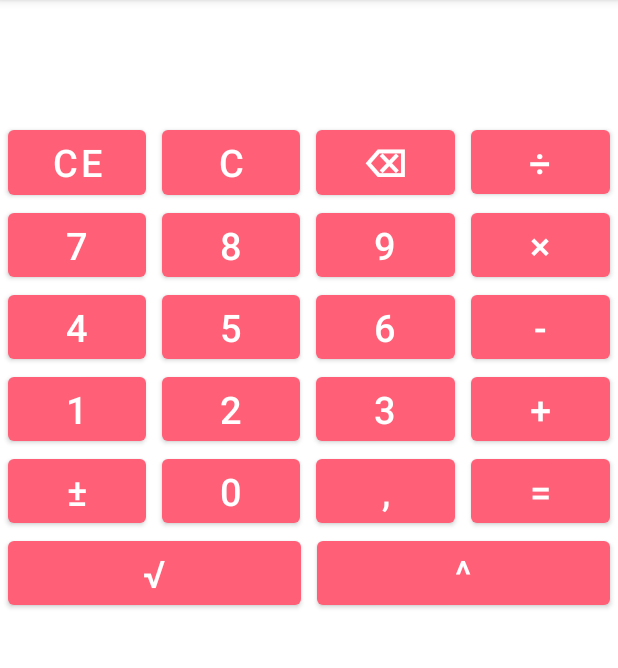
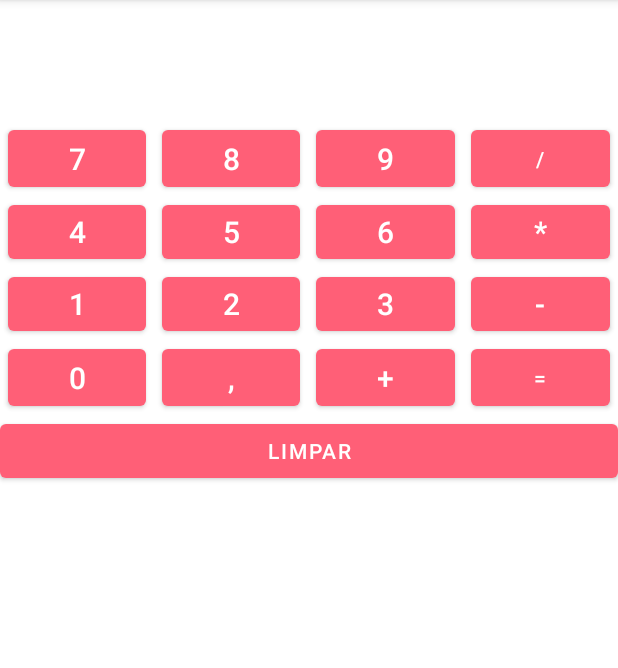
Before and after one commit to IngridCoutoVaz/Calculadora-PDM-2021-1, an Android app: the screen it shows after launch (MainActivity), on a phone screen of 412 x 824 dp, the part 84-752 px from its top. Run offline under Robolectric (Android 15) with nearby library versions, the phone set to English and light mode, and no system bars.

Commit message:
Alterações finais

```diff
--- a/app/src/main/AndroidManifest.xml
+++ b/app/src/main/AndroidManifest.xml
@@ -1,6 +1,6 @@
 <?xml version="1.0" encoding="utf-8"?>
 <manifest xmlns:android="http://schemas.android.com/apk/res/android"
-    package="com.example.calculadorapdm20202">
+    package="com.example.calculadorapdm20211">
 
     <application
         android:allowBackup="true"
@@ -10,7 +10,7 @@
         android:supportsRtl="true"
         android:theme="@style/Theme.CalculadoraPDM20202">
         <activity
-            android:name=".SettingsActivity"
+            android:name="com.example.calculadorapdm20211.SettingsActivity"
             android:parentActivityName=".MainActivity">
             <meta-data
                 android:name="android.support.PARENT_ACTIVITY"
--- a/app/src/main/java/com/example/calculadorapdm20202/MainActivity.java
+++ b/app/src/main/java/com/example/calculadorapdm20211/MainActivity.java
@@ -1,4 +1,4 @@
-package com.example.calculadorapdm20202;
+package com.example.calculadorapdm20211;
 
 import android.content.Intent;
 import android.os.Bundle;
--- a/app/src/main/java/com/example/calculadorapdm20202/Settings.kt
+++ b/app/src/main/java/com/example/calculadorapdm20211/Settings.kt
@@ -1,4 +1,4 @@
-package com.example.calculadorapdm20202
+package com.example.calculadorapdm20211
 
 import android.os.Parcelable
 import kotlinx.android.parcel.Parcelize
--- a/app/src/main/java/com/example/calculadorapdm20202/SettingsActivity.kt
+++ b/app/src/main/java/com/example/calculadorapdm20211/SettingsActivity.kt
@@ -1,4 +1,4 @@
-package com.example.calculadorapdm20202
+package com.example.calculadorapdm20211
 
 import android.content.Intent
 import androidx.appcompat.app.AppCompatActivity
--- a/app/src/main/res/layout/activity_main.xml
+++ b/app/src/main/res/layout/activity_main.xml
@@ -22,100 +22,44 @@
         android:orientation="horizontal">
 
         <Button
-            android:id="@+id/clearBt"
+            android:id="@+id/sevenBt"
+            android:layout_marginLeft="5dp"
+            android:layout_marginRight="5dp"
+            android:layout_width="wrap_content"
+            android:layout_height="match_parent"
+            android:textSize="20sp"
+            android:layout_weight="1"
+            android:onClick="onClick"
+            android:text="@string/seven" />
+        <Button
+            android:id="@+id/eightBt"
+            android:layout_marginLeft="5dp"
+            android:layout_marginRight="5dp"
+            android:layout_width="wrap_content"
+            android:layout_height="match_parent"
+            android:textSize="20sp"
+            android:layout_weight="1"
+            android:onClick="onClick"
+            android:text="@string/eight" />
+        <Button
+            android:id="@+id/nineBt"
+            android:layout_marginLeft="5dp"
+            android:layout_marginRight="5dp"
+            android:layout_width="wrap_content"
+            android:layout_height="match_parent"
+            android:layout_weight="1"
+            android:textSize="20sp"
+            android:onClick="onClick"
+            android:text="@string/nine" />
+        <Button
+            android:id="@+id/divisionBt"
             android:layout_marginLeft="5dp"
             android:layout_marginRight="5dp"
             android:layout_width="wrap_content"
             android:layout_height="match_parent"
             android:layout_weight="1"
             android:onClick="onClick"
-            android:textSize="25sp"
-            android:text="@string/ce" />
-
-        <Button
-            android:id="@+id/clearAllBt"
-            android:layout_marginLeft="5dp"
-            android:layout_marginRight="5dp"
-            android:layout_width="wrap_content"
-            android:layout_height="match_parent"
-            android:layout_weight="1"
-            android:onClick="onClick"
-            android:textSize="25sp"
-            android:text="@string/clearAll" />
-
-        <Button
-            android:id="@+id/backspaceBt"
-            android:layout_marginLeft="5dp"
-            android:layout_marginRight="5dp"
-            android:layout_width="wrap_content"
-            android:layout_height="wrap_content"
-            android:layout_weight="1"
-            android:onClick="onClick"
-            android:fontFamily="@font/arial_unicode"
-            android:textSize="25sp"
-            android:textStyle="bold"
-            android:text="@string/backspace" />
-
-        <Button
-            android:id="@+id/divisionBt"
-            android:layout_marginLeft="5dp"
-            android:layout_marginRight="5dp"
-            android:layout_width="wrap_content"
-            android:layout_height="wrap_content"
-            android:layout_weight="1"
-            android:onClick="onClick"
-            android:textSize="25sp"
             android:text="@string/division" />
-
-    </LinearLayout>
-
-    <LinearLayout
-        android:layout_width="match_parent"
-        android:layout_height="wrap_content"
-        android:orientation="horizontal">
-
-        <Button
-            android:id="@+id/sevenBt"
-            android:layout_marginLeft="5dp"
-            android:layout_marginRight="5dp"
-            android:layout_width="wrap_content"
-            android:layout_height="wrap_content"
-            android:layout_weight="1"
-            android:onClick="onClick"
-            android:textSize="25sp"
-            android:text="@string/seven" />
-        <Button
-            android:id="@+id/eightBt"
-            android:layout_marginLeft="5dp"
-            android:layout_marginRight="5dp"
-            android:layout_width="wrap_content"
-            android:layout_height="wrap_content"
-            android:layout_weight="1"
-            android:onClick="onClick"
-            android:textSize="25sp"
-            android:text="@string/eight" />
-        <Button
-            android:id="@+id/nineBt"
-            android:layout_marginLeft="5dp"
-            android:layout_marginRight="5dp"
-            android:layout_width="wrap_content"
-            android:layout_height="wrap_content"
-            android:layout_weight="1"
-            android:onClick="onClick"
-            android:textSize="25sp"
-            android:text="@string/nine" />
-
-        <Button
-            android:id="@+id/multiplicationBt"
-            android:layout_marginLeft="5dp"
-            android:layout_marginRight="5dp"
-            android:layout_width="wrap_content"
-            android:layout_height="wrap_content"
-            android:layout_weight="1"
-            android:onClick="onClick"
-            android:textSize="25sp"
-            android:text="@string/multiplication" />
-
     </LinearLayout>
 
     <LinearLayout
@@ -128,42 +72,41 @@
             android:layout_marginLeft="5dp"
             android:layout_marginRight="5dp"
             android:layout_width="wrap_content"
-            android:layout_height="wrap_content"
+            android:layout_height="match_parent"
             android:layout_weight="1"
+            android:textSize="20sp"
             android:onClick="onClick"
-            android:textSize="25sp"
             android:text="@string/four" />
         <Button
             android:id="@+id/fiveBt"
             android:layout_marginLeft="5dp"
             android:layout_marginRight="5dp"
             android:layout_width="wrap_content"
-            android:layout_height="wrap_content"
+            android:layout_height="match_parent"
             android:layout_weight="1"
+            android:textSize="20sp"
             android:onClick="onClick"
-            android:textSize="25sp"
             android:text="@string/five" />
         <Button
             android:id="@+id/sixBt"
             android:layout_marginLeft="5dp"
             android:layout_marginRight="5dp"
             android:layout_width="wrap_content"
-            android:layout_height="wrap_content"
+            android:layout_height="match_parent"
             android:layout_weight="1"
+            android:textSize="20sp"
             android:onClick="onClick"
-            android:textSize="25sp"
             android:text="@string/six" />
-
         <Button
-            android:id="@+id/minusBt"
+            android:id="@+id/multiplicationBt"
             android:layout_marginLeft="5dp"
             android:layout_marginRight="5dp"
             android:layout_width="wrap_content"
-            android:layout_height="wrap_content"
+            android:layout_height="match_parent"
             android:layout_weight="1"
+            android:textSize="20sp"
             android:onClick="onClick"
-            android:textSize="25sp"
-            android:text="@string/minus" />
+            android:text="@string/multiplication" />
 
     </LinearLayout>
 
@@ -177,118 +120,118 @@
             android:layout_marginLeft="5dp"
             android:layout_marginRight="5dp"
             android:layout_width="wrap_content"
-            android:layout_height="wrap_content"
+            android:layout_height="match_parent"
             android:layout_weight="1"
+            android:textSize="20sp"
             android:onClick="onClick"
-            android:textSize="25sp"
             android:text="@string/one" />
         <Button
             android:id="@+id/twoBt"
             android:layout_marginLeft="5dp"
             android:layout_marginRight="5dp"
             android:layout_width="wrap_content"
-            android:layout_height="wrap_content"
+            android:layout_height="match_parent"
             android:layout_weight="1"
+            android:textSize="20sp"
             android:onClick="onClick"
-            android:textSize="25sp"
             android:text="@string/two" />
         <Button
+            android:id="@+id/threeBt"
             android:layout_marginLeft="5dp"
             android:layout_marginRight="5dp"
             android:layout_width="wrap_content"
-            android:layout_height="wrap_content"
+            android:layout_height="match_parent"
             android:layout_weight="1"
+            android:textSize="20sp"
             android:onClick="onClick"
-            android:textSize="25sp"
             android:text="@string/three" />
-
         <Button
+            android:id="@+id/minusBt"
             android:layout_marginLeft="5dp"
             android:layout_marginRight="5dp"
             android:layout_width="wrap_content"
-            android:layout_height="wrap_content"
+            android:layout_height="match_parent"
             android:layout_weight="1"
+            android:textSize="20sp"
             android:onClick="onClick"
-            android:textSize="25sp"
-            android:text="@string/sum" />
-
+            android:text="@string/minus" />
     </LinearLayout>
 
     <LinearLayout
         android:layout_width="match_parent"
         android:layout_height="wrap_content"
         android:orientation="horizontal">
-
         <Button
-            android:id="@+id/plusMinusBt"
+            android:id="@+id/zeroBt"
             android:layout_marginLeft="5dp"
             android:layout_marginRight="5dp"
             android:layout_width="wrap_content"
-            android:layout_height="wrap_content"
+            android:layout_height="match_parent"
             android:layout_weight="1"
+            android:textSize="20sp"
             android:onClick="onClick"
-            android:textSize="25sp"
-            android:text="@string/plus_minus" />
-
+            android:text="@string/zero" />
         <Button
+            android:id="@+id/decimalBt"
             android:layout_marginLeft="5dp"
             android:layout_marginRight="5dp"
             android:layout_width="wrap_content"
-            android:layout_height="wrap_content"
+            android:layout_height="match_parent"
             android:layout_weight="1"
+            android:textSize="20sp"
             android:onClick="onClick"
-            android:textSize="25sp"
-            android:text="@string/zero" />
-
+            android:text="@string/decimal" />
         <Button
+            android:id="@+id/sumBt"
             android:layout_marginLeft="5dp"
             android:layout_marginRight="5dp"
             android:layout_width="wrap_content"
-            android:layout_height="wrap_content"
+            android:layout_height="match_parent"
             android:layout_weight="1"
+            android:textSize="20sp"
             android:onClick="onClick"
-            android:textSize="25sp"
-            android:text="@string/decimal" />
+            android:text="@string/sum" />
 
         <Button
+            android:id="@+id/equalBt"
+            android:onClick="showResult"
             android:layout_marginLeft="5dp"
             android:layout_marginRight="5dp"
             android:layout_width="wrap_content"
-            android:layout_height="wrap_content"
+            android:layout_height="match_parent"
             android:layout_weight="1"
-            android:onClick="onClick"
-            android:textSize="25sp"
             android:text="@string/equal" />
-
     </LinearLayout>
 
     <LinearLayout
         android:layout_width="match_parent"
         android:layout_height="wrap_content"
         android:orientation="horizontal">
-        android:visibility="gone">
-
         <Button
             android:id="@+id/squareRootBt"
+            android:onClick="onClick"
+            android:visibility="gone"
             android:layout_marginLeft="5dp"
             android:layout_marginRight="5dp"
             android:layout_width="wrap_content"
-            android:layout_height="wrap_content"
-            android:layout_weight="1"
-            android:onClick="onClick"
-            android:textSize="25sp"
+            android:layout_height="match_parent"
             android:text="√" />
         <Button
             android:id="@+id/exponentialBt"
+            android:onClick="onClick"
+            android:visibility="gone"
             android:layout_marginLeft="5dp"
             android:layout_marginRight="5dp"
             android:layout_width="wrap_content"
-            android:layout_height="wrap_content"
-            android:layout_weight="1"
-            android:onClick="onClick"
-            android:textSize="25sp"
+            android:layout_height="match_parent"
             android:text="^" />
 
     </LinearLayout>
+    <Button
+        android:id="@+id/clearBt"
+        android:layout_width="match_parent"
+        android:layout_height="wrap_content"
+        android:onClick="clearDisplay"
+        android:text="@string/clear" />
 
 </LinearLayout>
--- a/app/src/main/res/values/strings.xml
+++ b/app/src/main/res/values/strings.xml
@@ -1,7 +1,6 @@
 <resources>
     <string name="app_name">Calculadora PDM 2021 1</string>
-    <string name="clear">CE</string>
-    <string name="clearAll">C</string>
+    <string name="clear">LIMPAR</string>
     <string name="two">2</string>
     <string name="one">1</string>
     <string name="zero">0</string>
@@ -12,8 +11,8 @@
     <string name="seven">7</string>
     <string name="eight">8</string>
     <string name="nine">9</string>
-    <string name="division">÷</string>
-    <string name="multiplication">×</string>
+    <string name="division">/</string>
+    <string name="multiplication">*</string>
     <string name="minus">-</string>
     <string name="sum">+</string>
     <string name="equal">=</string>
```
Also changed, not shown: 4 other files.
